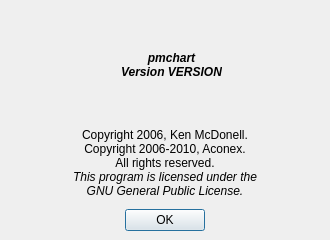
This is src/chart/aboutdialog.ui in performancecopilot/pcp as Qt 5 draws it before an edit. The edited form follows.
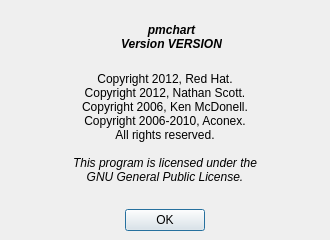
This is the edited form. Icons and pictures are not drawn.

Commit message: Update the About dialogs for pmtime and pmchart

```diff
--- a/src/chart/aboutdialog.ui
+++ b/src/chart/aboutdialog.ui
@@ -126,7 +126,7 @@
 &lt;html>&lt;head>&lt;meta name="qrichtext" content="1" />&lt;style type="text/css">
 p, li { white-space: pre-wrap; }
 &lt;/style>&lt;/head>&lt;body style=" font-family:'Sans Serif'; font-size:9pt; font-weight:400; font-style:normal;">
-&lt;p align="center" style=" margin-top:0px; margin-bottom:0px; margin-left:0px; margin-right:0px; -qt-block-indent:0; text-indent:0px;">Copyright 2006, Ken McDonell.&lt;br />Copyright 2006-2010, Aconex.&lt;br />All rights reserved.&lt;br />&lt;span style=" font-style:italic;">This program is licensed under the&lt;br />GNU General Public License.&lt;/span>&lt;/p>&lt;/body>&lt;/html></string>
+&lt;p align="center" style=" margin-top:0px; margin-bottom:0px; margin-left:0px; margin-right:0px; -qt-block-indent:0; text-indent:0px;">Copyright 2012, Red Hat.&lt;br />Copyright 2012, Nathan Scott.&lt;br />Copyright 2006, Ken McDonell.&lt;br />Copyright 2006-2010, Aconex.&lt;br />All rights reserved.&lt;br />&lt;span style=" font-style:italic;">&lt;br />This program is licensed under the&lt;br />GNU General Public License.&lt;br />&lt;/span>&lt;/p>&lt;/body>&lt;/html></string>
        </property>
        <property name="alignment" >
         <set>Qt::AlignCenter</set>
```
The commit also changes 1 other file.
